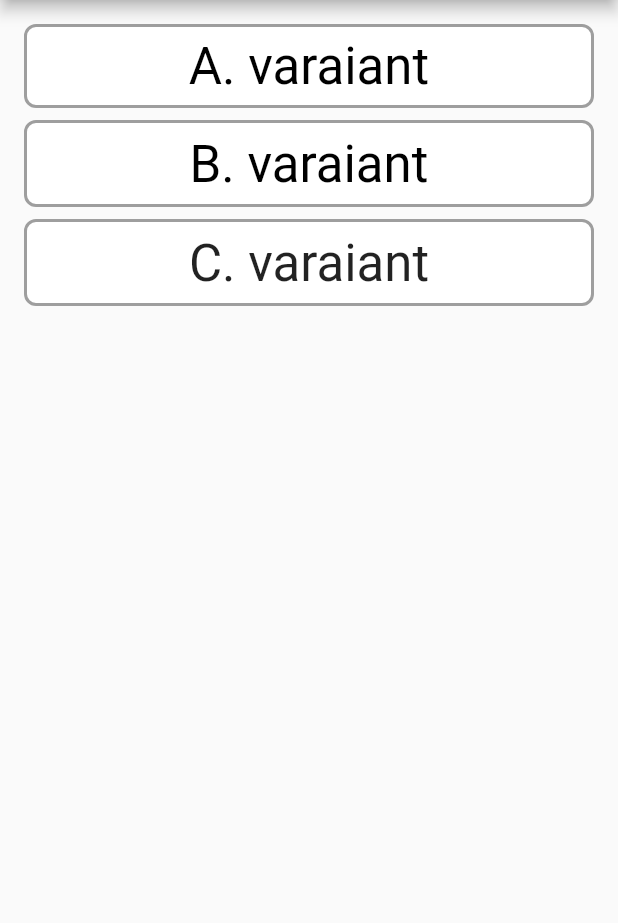
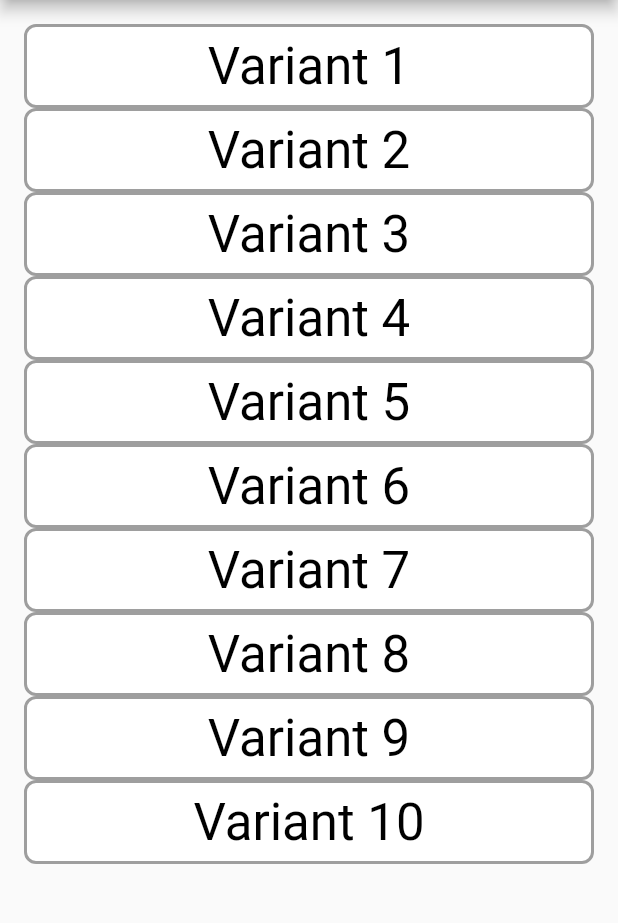
Before and after one commit to Abdusamad98/flutter_nt_ten, a Flutter app: the screen it shows after launch, on a phone screen of 412 x 824 dp, the part 84-1007 px from its top. Run offline on Flutter 3.47's test engine with Material 3 defaults, Android fonts, the phone set to English and light mode, and no system bars.

Commit message:
Some changes

```diff
--- /dev/null
+++ b/lib/dynamic_selection_screen.dart
@@ -0,0 +1,84 @@
+import 'package:flutter/material.dart';
+
+class DynamicSelectionScreen extends StatefulWidget {
+  const DynamicSelectionScreen({super.key});
+
+  @override
+  State<DynamicSelectionScreen> createState() => _DynamicSelectionScreenState();
+}
+
+class _DynamicSelectionScreenState extends State<DynamicSelectionScreen> {
+  int activeIndex = -1;
+
+  List<String> variants = [
+    "Variant 1",
+    "Variant 2",
+    "Variant 3",
+    "Variant 4",
+    "Variant 5",
+    "Variant 6",
+    "Variant 7",
+    "Variant 8",
+    "Variant 9",
+    "Variant 10",
+  ];
+
+
+  @override
+  Widget build(BuildContext context) {
+    return Scaffold(
+      appBar: AppBar(
+        title: const Text("Simple selection"),
+      ),
+      body: Padding(
+        padding: const EdgeInsets.all(16),
+        child: Column(
+          children: [
+            ...List.generate(variants.length, (index) {
+              return _getButton(
+                activeIndex == index,
+                () {
+                  activeIndex = index;
+                  setState(() {});
+                },
+                variants[index],
+              );
+            })
+          ],
+        ),
+      ),
+    );
+  }
+
+  _getButton(
+    bool isSelected,
+    VoidCallback onTap,
+    String text,
+  ) =>
+      TextButton(
+        style: TextButton.styleFrom(
+            backgroundColor: isSelected ? Colors.orange : Colors.white,
+            shape: RoundedRectangleBorder(
+              borderRadius: BorderRadius.circular(8),
+              side: BorderSide(
+                color: isSelected ? Colors.red : Colors.grey,
+                width: 2,
+              ),
+            ),
+            padding: const EdgeInsets.symmetric(
+              vertical: 8,
+              horizontal: 16,
+            )),
+        onPressed: onTap,
+        child: Center(
+          child: Text(
+            text,
+            style: const TextStyle(
+              fontSize: 34,
+              fontWeight: FontWeight.w400,
+              color: Colors.black,
+            ),
+          ),
+        ),
+      );
+}
--- a/lib/main.dart
+++ b/lib/main.dart
@@ -1,4 +1,5 @@
 import 'package:flutter/material.dart';
+import 'package:flutter_nt_ten/dynamic_selection_screen.dart';
 import 'package:flutter_nt_ten/simple_selection_example.dart';
 
 void main() {
@@ -6,7 +7,7 @@ void main() {
     MaterialApp(
       debugShowCheckedModeBanner: false,
       theme: ThemeData(useMaterial3: false),
-      home: SimpleSelectionExample(),
+      home: DynamicSelectionScreen(),
     ),
   );
 }
```
